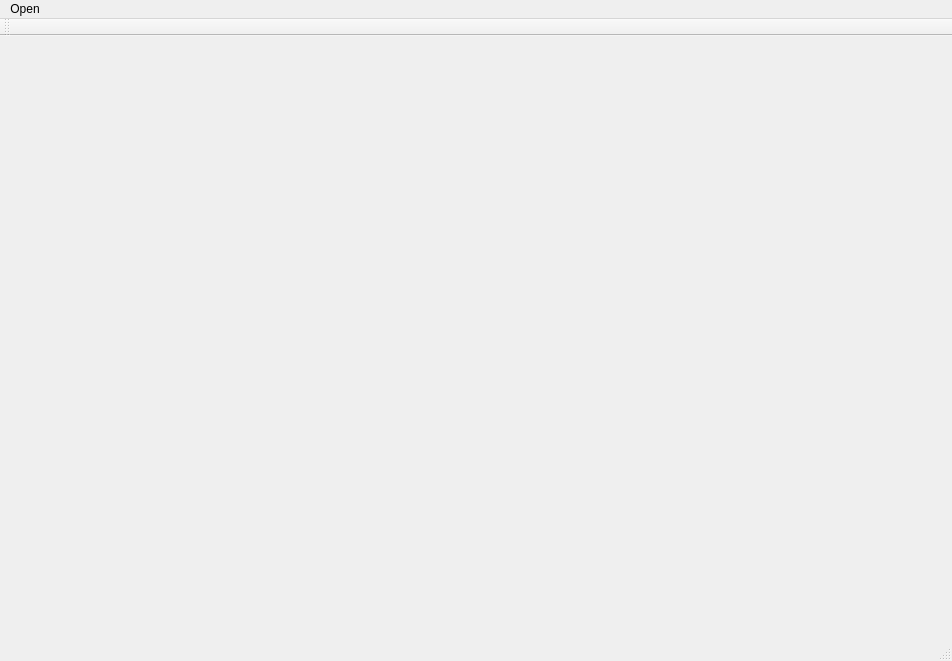
The window that SmartWindows/SmartWindowUI/smartwindowui.ui (flyfj/Saliency) describes before a commit, drawn with Qt 5.
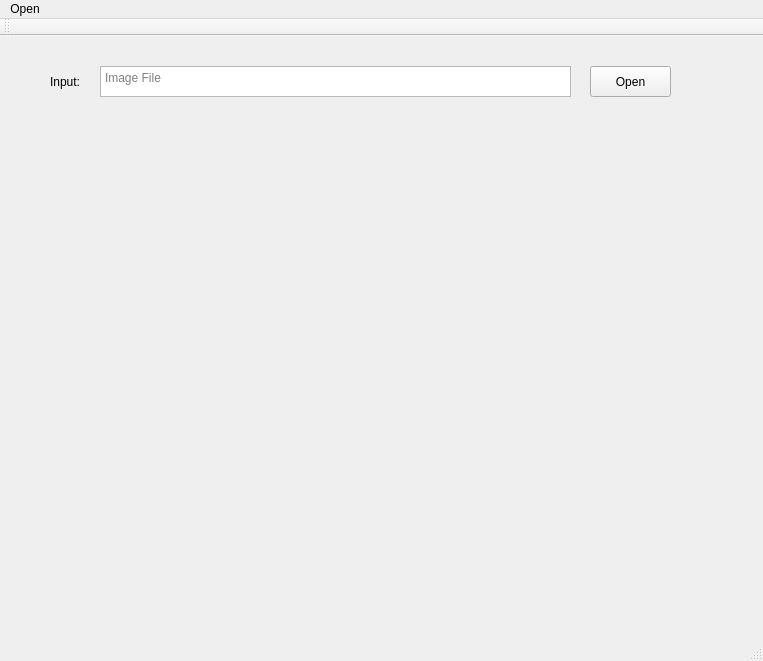
The same window after the commit. Icons and pictures are not drawn.

```diff
--- a/SmartWindows/SmartWindowUI/smartwindowui.ui
+++ b/SmartWindows/SmartWindowUI/smartwindowui.ui
@@ -6,21 +6,86 @@
    <rect>
     <x>0</x>
     <y>0</y>
-    <width>952</width>
+    <width>763</width>
     <height>661</height>
    </rect>
   </property>
   <property name="windowTitle">
    <string>SmartWindowUI</string>
   </property>
-  <widget class="QWidget" name="centralWidget"/>
+  <widget class="QWidget" name="centralWidget">
+   <widget class="QLabel" name="in_img_label">
+    <property name="geometry">
+     <rect>
+      <x>100</x>
+      <y>110</y>
+      <width>521</width>
+      <height>441</height>
+     </rect>
+    </property>
+    <property name="mouseTracking">
+     <bool>true</bool>
+    </property>
+    <property name="text">
+     <string/>
+    </property>
+    <property name="pixmap">
+     <pixmap>C:/Users/jiefeng/Pictures/壁纸20140327172810.jpg</pixmap>
+    </property>
+    <property name="scaledContents">
+     <bool>true</bool>
+    </property>
+   </widget>
+   <widget class="QPushButton" name="openImgBtn">
+    <property name="geometry">
+     <rect>
+      <x>590</x>
+      <y>30</y>
+      <width>81</width>
+      <height>31</height>
+     </rect>
+    </property>
+    <property name="text">
+     <string>Open</string>
+    </property>
+   </widget>
+   <widget class="QLabel" name="label">
+    <property name="geometry">
+     <rect>
+      <x>50</x>
+      <y>30</y>
+      <width>41</width>
+      <height>31</height>
+     </rect>
+    </property>
+    <property name="text">
+     <string>Input: </string>
+    </property>
+   </widget>
+   <widget class="QTextEdit" name="in_imgpath_textedit">
+    <property name="geometry">
+     <rect>
+      <x>100</x>
+      <y>30</y>
+      <width>471</width>
+      <height>31</height>
+     </rect>
+    </property>
+    <property name="layoutDirection">
+     <enum>Qt::LeftToRight</enum>
+    </property>
+    <property name="placeholderText">
+     <string>Image File</string>
+    </property>
+   </widget>
+  </widget>
   <widget class="QMenuBar" name="menuBar">
    <property name="geometry">
     <rect>
      <x>0</x>
      <y>0</y>
-     <width>952</width>
-     <height>18</height>
+     <width>763</width>
+     <height>21</height>
     </rect>
    </property>
    <widget class="QMenu" name="menuOpen">
```
Left out of the diff: 3 changed lines with no effect on the pictures.
